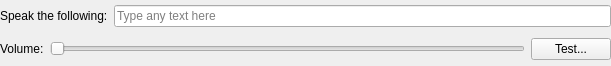
Above: client/src/ui/widgets/business/say_text_business_action_widget.ui from networkoptix/nx_open before the change. Below: the same form after it.
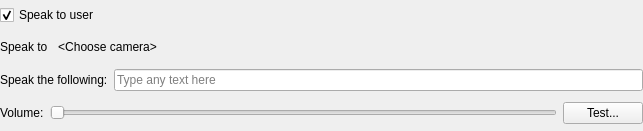
That is the form after the change.

Commit message:
#VMS-2461 say text action now should work with cameras as target
<==== Mercurial data ====>
Branch: x_VMS_2461_speak_to_camera_action

What changed in the file:
```diff
--- a/client/src/ui/widgets/business/say_text_business_action_widget.ui
+++ b/client/src/ui/widgets/business/say_text_business_action_widget.ui
@@ -6,8 +6,8 @@
    <rect>
     <x>0</x>
     <y>0</y>
-    <width>611</width>
-    <height>66</height>
+    <width>643</width>
+    <height>131</height>
    </rect>
   </property>
   <property name="windowTitle">
@@ -26,6 +26,60 @@
    <property name="bottomMargin">
     <number>0</number>
    </property>
+   <item>
+    <layout class="QVBoxLayout" name="verticalLayout_2">
+     <item>
+      <widget class="QCheckBox" name="playToClient">
+       <property name="text">
+        <string>Speak to user</string>
+       </property>
+       <property name="checked">
+        <bool>true</bool>
+       </property>
+      </widget>
+     </item>
+    </layout>
+   </item>
+   <item>
+    <layout class="QHBoxLayout" name="horizontalLayout_2">
+     <item>
+      <widget class="QLabel" name="label_2">
+       <property name="maximumSize">
+        <size>
+         <width>16777215</width>
+         <height>16777215</height>
+        </size>
+       </property>
+       <property name="text">
+        <string>Speak to</string>
+       </property>
+      </widget>
+     </item>
+     <item>
+      <widget class="QPushButton" name="actionTargetsHolder">
+       <property name="text">
+        <string notr="true">&lt;Choose camera&gt;</string>
+       </property>
+       <property name="flat">
+        <bool>true</bool>
+       </property>
+      </widget>
+     </item>
+     <item>
+      <spacer name="horizontalSpacer">
+       <property name="orientation">
+        <enum>Qt::Horizontal</enum>
+       </property>
+       <property name="sizeHint" stdset="0">
+        <size>
+         <width>40</width>
+         <height>20</height>
+        </size>
+       </property>
+      </spacer>
+     </item>
+    </layout>
+   </item>
    <item>
     <layout class="QHBoxLayout" name="horizontalLayout">
      <item>
```
The commit also changes 34 other files.
